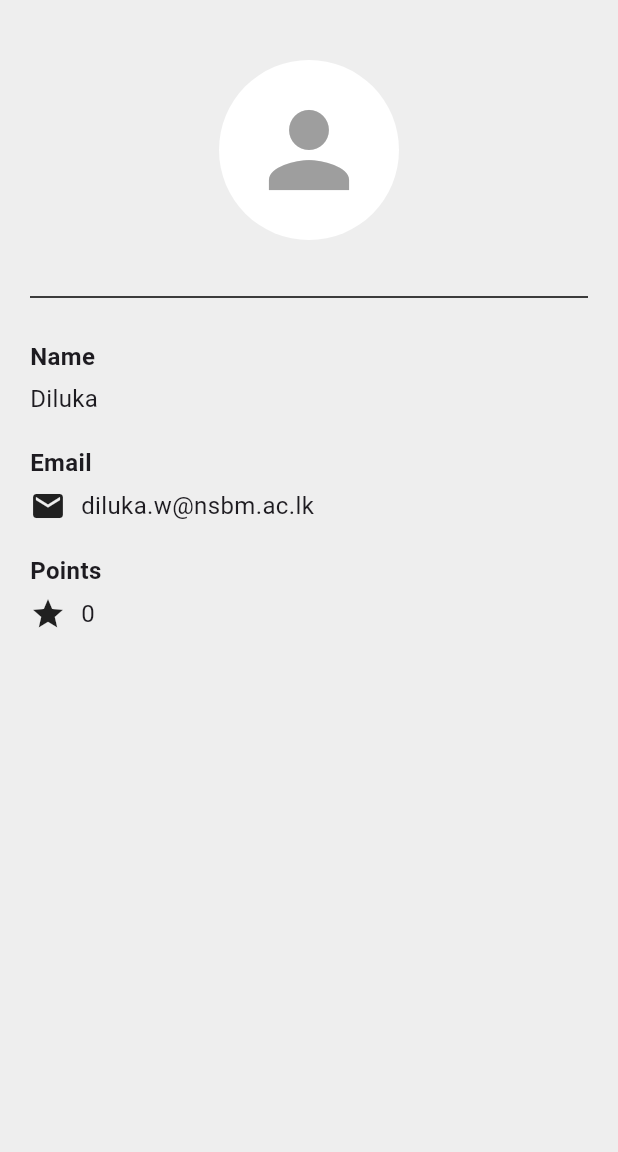
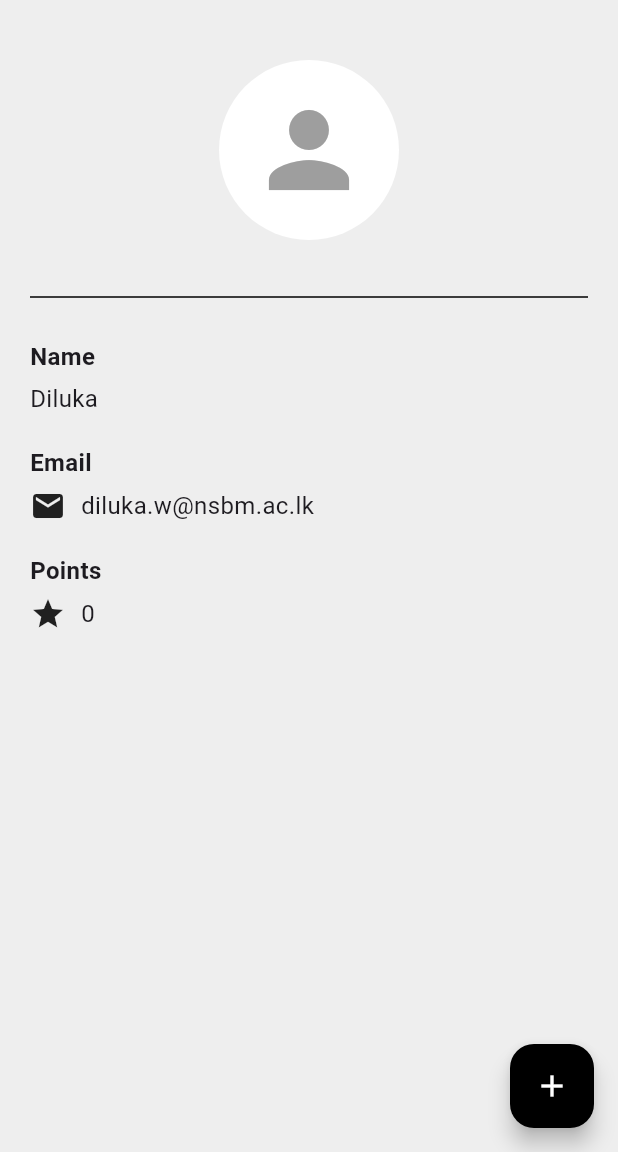
Before and after one commit to theekshanathushan/MAT_inclass02, a Flutter app: the screen it shows after launch, on a phone screen of 412 x 824 dp, the part 84-1236 px from its top. Run offline on Flutter 3.47's test engine with Material 3 defaults, Android fonts, the phone set to English and light mode, and no system bars.

Commit message:
I setup floating action buttons

```diff
--- a/lib/main.dart
+++ b/lib/main.dart
@@ -30,6 +30,13 @@ class ProfileScreen extends StatefulWidget {
 class _ProfileScreenState extends State<ProfileScreen> {
   // Step 3: Variables
   int _points = 0;
+
+  // Step 4: Method to increment points
+  void _incrementPoints() {
+    setState(() {
+      _points++;
+    });
+  }
 
   @override
   Widget build(BuildContext context) {
@@ -114,10 +121,14 @@ class _ProfileScreenState extends State<ProfileScreen> {
                 ),
               ],
             ),
-
-            // Step 4 will be placed here (FloatingActionButton for incrementing points)
           ],
         ),
+      ),
+      // Step 4: Floating Action Button
+      floatingActionButton: FloatingActionButton(
+        onPressed: _incrementPoints,
+        backgroundColor: Colors.black,
+        child: const Icon(Icons.add, color: Colors.white),
       ),
     );
   }
```
